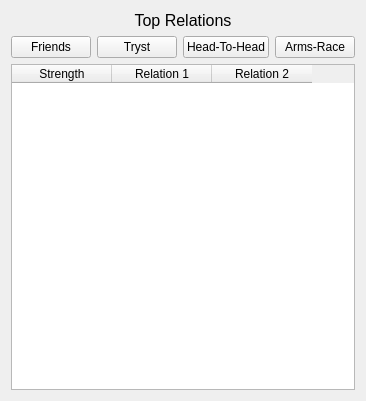
The window that Visualizer/ui/top_relations.ui (nwrush/Visualization) describes before a commit, drawn with Qt 5.
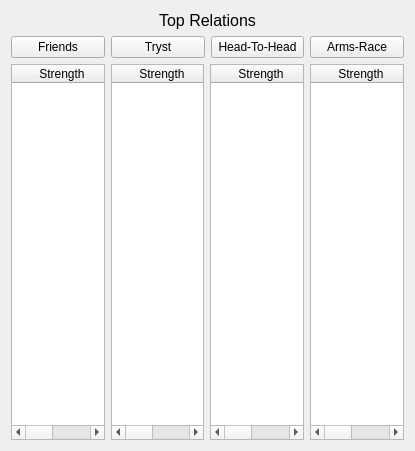
The same window after the commit.

Commit message: Finished top relation frame

The edit to the form file:
```diff
--- a/Visualizer/ui/top_relations.ui
+++ b/Visualizer/ui/top_relations.ui
@@ -6,8 +6,8 @@
    <rect>
     <x>0</x>
     <y>0</y>
-    <width>341</width>
-    <height>401</height>
+    <width>415</width>
+    <height>451</height>
    </rect>
   </property>
   <property name="windowTitle">
@@ -62,18 +62,60 @@
     </layout>
    </item>
    <item>
-    <widget class="QTableWidget" name="tableWidget">
-     <property name="enabled">
-      <bool>true</bool>
-     </property>
-     <property name="autoFillBackground">
+    <layout class="QHBoxLayout" name="horizontalLayout_2">
+     <item>
+      <widget class="QTableWidget" name="friendsTable">
+       <property name="editTriggers">
+        <set>QAbstractItemView::NoEditTriggers</set>
+       </property>
+       <property name="selectionMode">
+        <enum>QAbstractItemView::SingleSelection</enum>
+       </property>
+       <property name="selectionBehavior">
+        <enum>QAbstractItemView::SelectRows</enum>
+       </property>
+       <property name="cornerButtonEnabled">
       <bool>false</bool>
      </property>
-     <property name="columnCount">
-      <number>3</number>
-     </property>
+       <attribute name="verticalHeaderVisible">
+        <bool>false</bool>
+       </attribute>
+       <column>
+        <property name="text">
+         <string>Strength</string>
+        </property>
+       </column>
      <column>
       <property name="text">
+         <string>Relation 1</string>
+        </property>
+       </column>
+       <column>
+        <property name="text">
+         <string>Relation 2</string>
+        </property>
+       </column>
+      </widget>
+     </item>
+     <item>
+      <widget class="QTableWidget" name="armsraceTable">
+       <property name="editTriggers">
+        <set>QAbstractItemView::NoEditTriggers</set>
+       </property>
+       <property name="selectionMode">
+        <enum>QAbstractItemView::SingleSelection</enum>
+       </property>
+       <property name="selectionBehavior">
+        <enum>QAbstractItemView::SelectRows</enum>
+       </property>
+       <property name="cornerButtonEnabled">
+        <bool>false</bool>
+       </property>
+       <attribute name="verticalHeaderVisible">
+        <bool>false</bool>
+       </attribute>
+       <column>
+        <property name="text">
        <string>Strength</string>
       </property>
      </column>
@@ -88,6 +130,76 @@
       </property>
      </column>
     </widget>
+     </item>
+     <item>
+      <widget class="QTableWidget" name="headtoheadTable">
+       <property name="editTriggers">
+        <set>QAbstractItemView::NoEditTriggers</set>
+       </property>
+       <property name="selectionMode">
+        <enum>QAbstractItemView::SingleSelection</enum>
+       </property>
+       <property name="selectionBehavior">
+        <enum>QAbstractItemView::SelectRows</enum>
+       </property>
+       <property name="cornerButtonEnabled">
+        <bool>false</bool>
+       </property>
+       <attribute name="verticalHeaderVisible">
+        <bool>false</bool>
+       </attribute>
+       <column>
+        <property name="text">
+         <string>Strength</string>
+        </property>
+       </column>
+       <column>
+        <property name="text">
+         <string>Relation 1</string>
+        </property>
+       </column>
+       <column>
+        <property name="text">
+         <string>Relation 2</string>
+        </property>
+       </column>
+      </widget>
+     </item>
+     <item>
+      <widget class="QTableWidget" name="trystTable">
+       <property name="editTriggers">
+        <set>QAbstractItemView::NoEditTriggers</set>
+       </property>
+       <property name="selectionMode">
+        <enum>QAbstractItemView::SingleSelection</enum>
+       </property>
+       <property name="selectionBehavior">
+        <enum>QAbstractItemView::SelectRows</enum>
+       </property>
+       <property name="cornerButtonEnabled">
+        <bool>false</bool>
+       </property>
+       <attribute name="verticalHeaderVisible">
+        <bool>false</bool>
+       </attribute>
+       <column>
+        <property name="text">
+         <string>Strength</string>
+        </property>
+       </column>
+       <column>
+        <property name="text">
+         <string>Relation 1</string>
+        </property>
+       </column>
+       <column>
+        <property name="text">
+         <string>Relation 2</string>
+        </property>
+       </column>
+      </widget>
+     </item>
+    </layout>
    </item>
   </layout>
  </widget>
```
Lines whose indentation alone changed are shown as unchanged. The commit also changes 4 other files.
